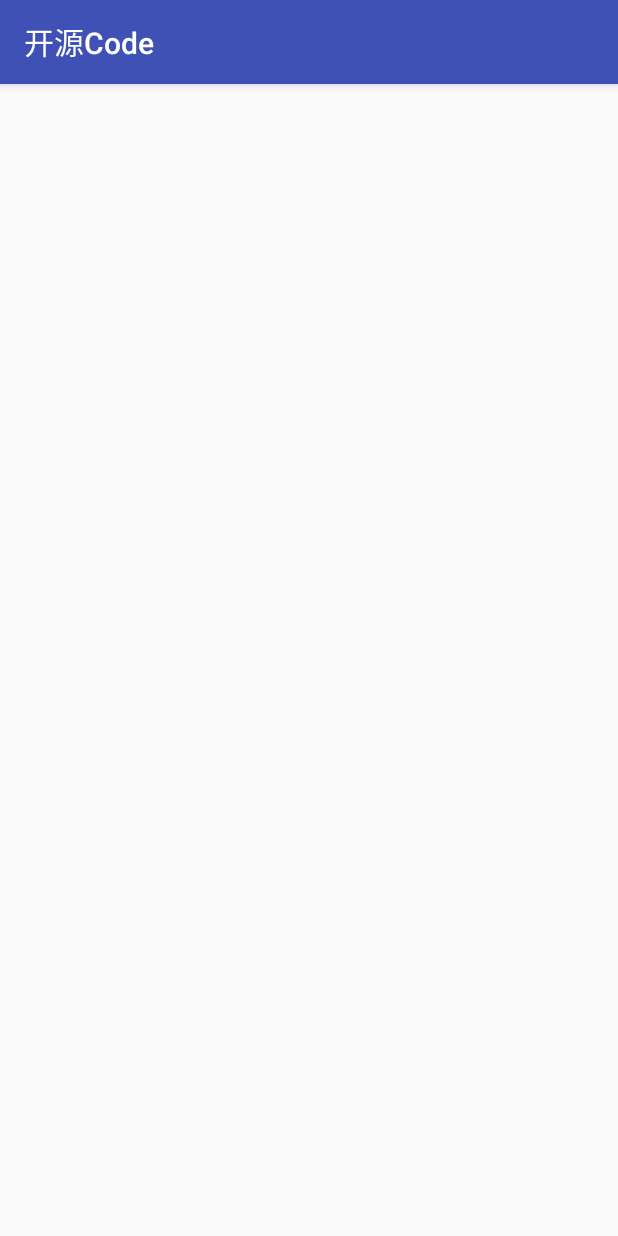
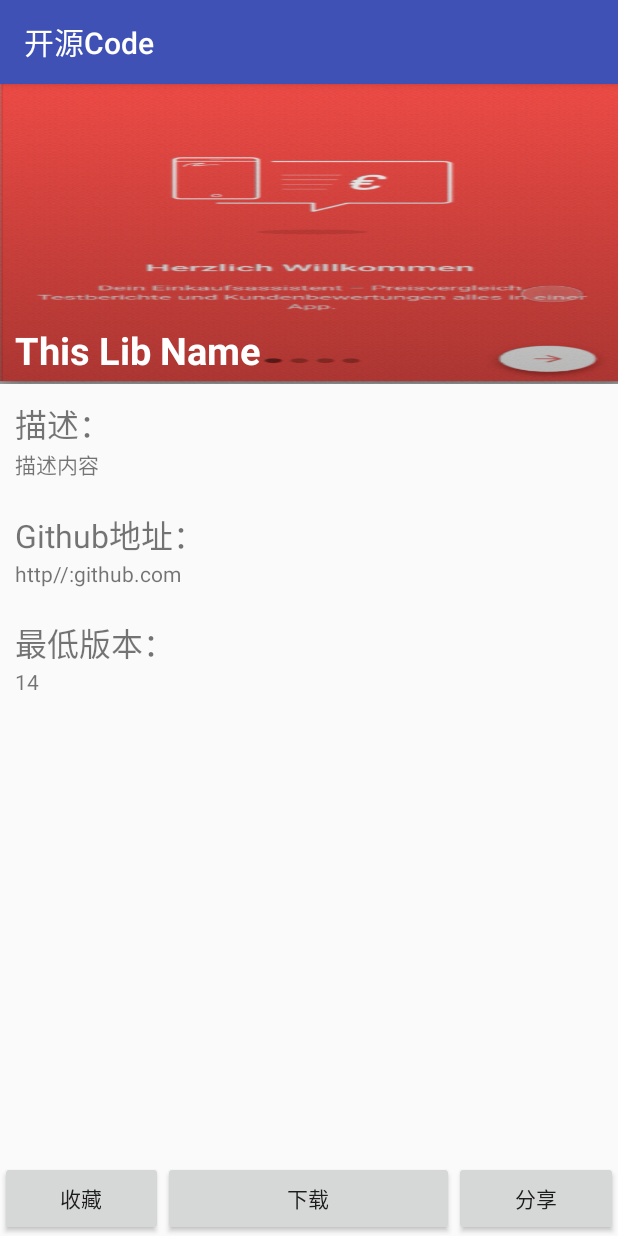
Before and after one commit to pandaApe/DevBox, an Android app: the LibDetailActivity screen opened directly, with no data from a screen before it, on a phone screen of 412 x 824 dp. Run offline under Robolectric (Android 15) with nearby library versions, the phone set to English and light mode, and no system bars.

Commit message:
added LibDetailAty

```diff
--- a/SourceCode/app/src/main/java/com/oscode/ui/Activity/LibDetailActivity.java
+++ b/SourceCode/app/src/main/java/com/oscode/ui/Activity/LibDetailActivity.java
@@ -1,9 +1,19 @@
 package com.oscode.ui.Activity;
 
+import android.os.Bundle;
 import android.support.v7.app.AppCompatActivity;
+
+import com.oscode.R;
 
 /**
  * Created by whailong on 23/1/16.
  */
 public class LibDetailActivity extends AppCompatActivity {
+    @Override
+    public void onCreate(Bundle savedInstanceState) {
+        super.onCreate(savedInstanceState);
+        setContentView(R.layout.activity_libdetail);
+
+
+    }
 }
--- a/SourceCode/app/src/main/java/com/oscode/ui/Adapter/LibFragRVAdapter.java
+++ b/SourceCode/app/src/main/java/com/oscode/ui/Adapter/LibFragRVAdapter.java
@@ -47,7 +47,7 @@ public class LibFragRVAdapter extends RecyclerView.Adapter<LibFragRVAdapter.Code
             @Override
             public void onClick(View v, int position) {
                 Intent intent = new Intent(context, LibDetailActivity.class);
-                intent.putExtra("", codeLibs.get(position));
+                intent.putExtra("position", position);
                 context.startActivity(intent);
             }
         });
--- /dev/null
+++ b/SourceCode/app/src/main/res/layout/activity_libdetail.xml
@@ -0,0 +1,106 @@
+<?xml version="1.0" encoding="utf-8"?>
+<RelativeLayout xmlns:android="http://schemas.android.com/apk/res/android"
+    android:layout_width="match_parent"
+    android:layout_height="match_parent">
+
+    <RelativeLayout
+        android:id="@+id/rl_topImage"
+        android:layout_width="match_parent"
+        android:layout_height="200dp">
+
+        <ImageView
+            android:layout_width="match_parent"
+            android:layout_height="match_parent"
+            android:scaleType="fitXY"
+            android:src="@mipmap/temp" />
+
+        <TextView
+            android:layout_width="match_parent"
+            android:layout_height="40dp"
+            android:layout_alignParentBottom="true"
+            android:paddingLeft="10dp"
+            android:text="This Lib Name"
+            android:textColor="#fff"
+            android:textSize="25sp"
+            android:textStyle="bold" />
+    </RelativeLayout>
+
+    <ScrollView
+        android:layout_width="match_parent"
+        android:layout_height="wrap_content"
+        android:layout_below="@+id/rl_topImage">
+
+        <LinearLayout
+            android:layout_width="match_parent"
+            android:layout_height="wrap_content"
+            android:layout_margin="10dp"
+            android:orientation="vertical">
+
+            <TextView
+                android:layout_width="match_parent"
+                android:layout_height="wrap_content"
+                android:text="描述："
+                android:textSize="21sp" />
+
+            <TextView
+                android:id="@+id/tv_lib_discription"
+                android:layout_width="match_parent"
+                android:layout_height="wrap_content"
+                android:text="描述内容" />
+
+            <TextView
+                android:layout_width="match_parent"
+                android:layout_height="wrap_content"
+                android:layout_marginTop="20dp"
+                android:text="Github地址："
+                android:textSize="21sp" />
+
+            <TextView
+                android:id="@+id/tv_githubAddress"
+                android:layout_width="match_parent"
+                android:layout_height="wrap_content"
+                android:text="http//:github.com" />
+
+            <TextView
+                android:layout_width="match_parent"
+                android:layout_height="wrap_content"
+                android:layout_marginTop="20dp"
+                android:text="最低版本："
+                android:textSize="21sp" />
+
+            <TextView
+                android:id="@+id/tv_version"
+                android:layout_width="match_parent"
+                android:layout_height="wrap_content"
+                android:text="14" />
+        </LinearLayout>
+    </ScrollView>
+
+    <LinearLayout
+        android:layout_width="match_parent"
+        android:layout_height="50dp"
+        android:layout_alignParentBottom="true"
+        android:orientation="horizontal">
+
+        <Button
+            android:id="@+id/btn_collect"
+            android:layout_width="wrap_content"
+            android:layout_height="match_parent"
+            android:layout_weight="1"
+            android:text="收藏" />
+
+        <Button
+            android:id="@+id/btn_download"
+            android:layout_width="wrap_content"
+            android:layout_height="match_parent"
+            android:layout_weight="5"
+            android:text="下载" />
+
+        <Button
+            android:id="@+id/btn_share"
+            android:layout_width="wrap_content"
+            android:layout_height="match_parent"
+            android:layout_weight="1"
+            android:text="分享" />
+    </LinearLayout>
+</RelativeLayout>
```
